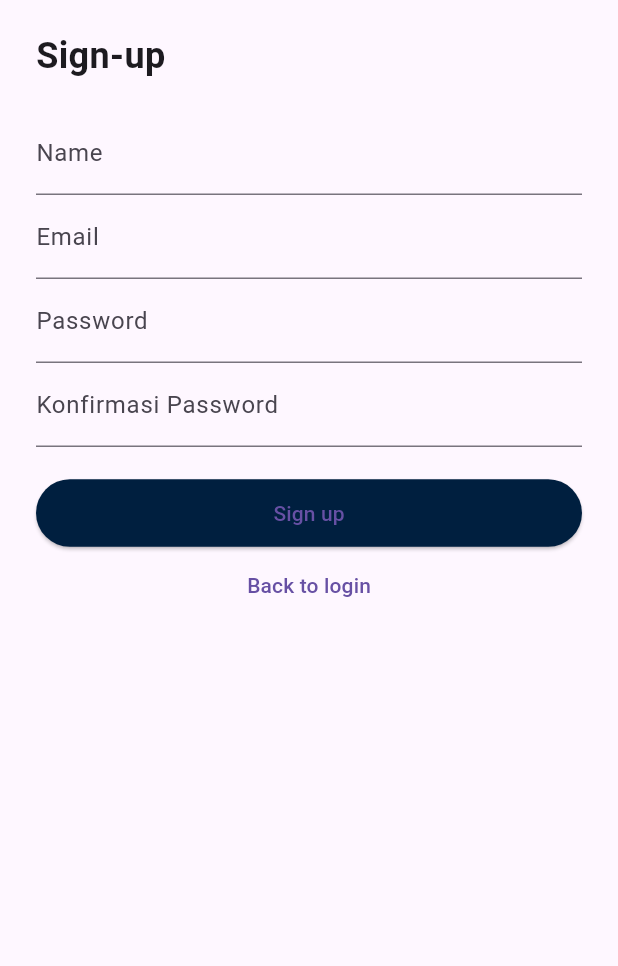
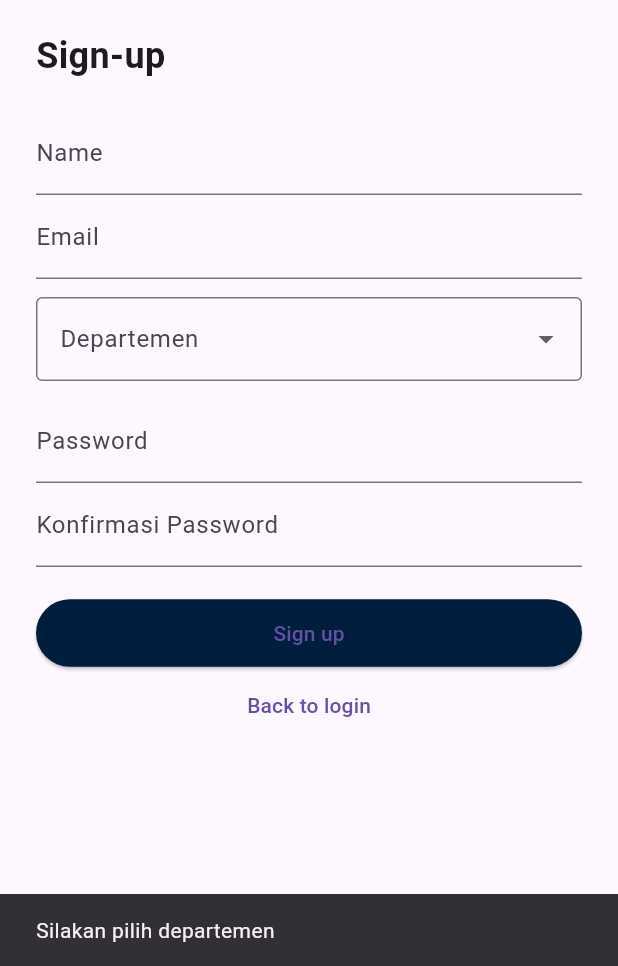
Before and after one commit to PutriMaya22/StaffLink-smartphone, a Flutter app: the SignUpPage screen opened directly, after a tap on "Sign up", on a phone screen of 412 x 824 dp, the part 270-1236 px from its top. Run offline on Flutter 3.47's test engine with Material 3 defaults, Android fonts, the phone set to English and light mode, and no system bars; our stand-ins replace file_picker, fl_chart, get, image_picker, shared_preferences; missing offline and left inert: sp_util; accounts and stored records are empty.

Commit message:
update_020625_1624

```diff
--- a/lib/screens/HousekeepingReportForm.dart
+++ b/lib/screens/HousekeepingReportForm.dart
@@ -93,7 +93,7 @@ class _HousekeepingReportFormState extends State<HousekeepingReportForm> {
     if (!_formKey.currentState!.validate()) return;
     _formKey.currentState!.save();
 
-    final url = Uri.parse('http://localhost:8000/api/report');
+    final url = Uri.parse('http://127.0.0.1:8000/api/report');
     var request = http.MultipartRequest('POST', url);
 
     request.fields['email'] = _emailController.text;
@@ -150,6 +150,7 @@ class _HousekeepingReportFormState extends State<HousekeepingReportForm> {
   _resetForm();
 } else {
   String respStr = await response.stream.bytesToString();
+  print('Error Response: $respStr'); // ← tambahkan ini untuk bantu debug
   _showMessage('Gagal: $respStr');
 }
   } catch (e) {
--- a/lib/screens/login.dart
+++ b/lib/screens/login.dart
@@ -48,15 +48,18 @@ bool _obscurePassword = true;
       final token = data['token'];
       final userId = data['user']['id']?.toString() ?? '';
       final username = data['user']['name'] ?? '';
+      final departemen = data['user']['departemen'] ?? '';
 
       await SpUtil.putString('user_id', userId);
       await SpUtil.putString('username', username);
+      await SpUtil.putString('departemen', departemen);
 
       if (token != null) {
         // Simpan token ke SpUtil supaya bisa diakses dari layar lain
         await SpUtil.putString('token', token);
         await SpUtil.putString('username',username);
         await SpUtil.putString('email', email);
+        await SpUtil.putString('departemen', departemen);
 
         Navigator.pushReplacement(
           context,
--- a/lib/screens/register.dart
+++ b/lib/screens/register.dart
@@ -15,17 +15,38 @@ class _SignUpPageState extends State<SignUpPage> {
   final TextEditingController _passwordController = TextEditingController();
   final TextEditingController _confirmPasswordController = TextEditingController();
 
+  final List<String> _departemenList = [
+    'Sales & Marketing',
+    'Operations',
+    'Technology',
+    'Analytics',
+    'R&D',
+    'Procurement',
+    'Finance',
+    'HR',
+    'Legal',
+  ];
+
+  String? _selectedDepartemen;
+
   Future<void> _signUp() async {
-    // Validasi sederhana
     if (_passwordController.text != _confirmPasswordController.text) {
       ScaffoldMessenger.of(context).showSnackBar(
-        SnackBar(content: Text('Password dan Konfirmasi tidak cocok')),
+        const SnackBar(content: Text('Password dan Konfirmasi tidak cocok')),
       );
       return;
     }
 
+    if (_selectedDepartemen == null || _selectedDepartemen!.isEmpty) {
+      ScaffoldMessenger.of(context).showSnackBar(
+        const SnackBar(content: Text('Silakan pilih departemen')),
+      );
+      return;
+    }
+
+    try {
       final response = await http.post(
-      Uri.parse('http://127.0.0.1:8000/api/register'), // Ganti URL jika pakai server live
+        Uri.parse('http://127.0.0.1:8000/api/register'),
         headers: {
           'Content-Type': 'application/json',
           'Accept': 'application/json',
@@ -33,19 +54,26 @@ class _SignUpPageState extends State<SignUpPage> {
         body: jsonEncode({
           'name': _nameController.text,
           'email': _emailController.text,
+          'departemen': _selectedDepartemen,
           'password': _passwordController.text,
         }),
       );
 
       final data = jsonDecode(response.body);
+
       if (response.statusCode == 200) {
         ScaffoldMessenger.of(context).showSnackBar(
-        SnackBar(content: Text("Registrasi berhasil")),
+          const SnackBar(content: Text("Registrasi berhasil")),
         );
-      Navigator.pop(context); // Kembali ke login
+        Navigator.pop(context);
       } else {
         ScaffoldMessenger.of(context).showSnackBar(
           SnackBar(content: Text(data['message'] ?? 'Gagal daftar')),
+        );
+      }
+    } catch (e) {
+      ScaffoldMessenger.of(context).showSnackBar(
+        SnackBar(content: Text("Terjadi kesalahan: $e")),
       );
     }
   }
@@ -55,46 +83,66 @@ class _SignUpPageState extends State<SignUpPage> {
     return Scaffold(
       body: SafeArea(
         child: Padding(
-          padding: EdgeInsets.symmetric(horizontal: 24.0),
+          padding: const EdgeInsets.symmetric(horizontal: 24.0),
           child: ListView(
             children: [
               Image.asset('assets/logo.png', height: 180),
-              SizedBox(height: 20),
-              Text(
+              const SizedBox(height: 20),
+              const Text(
                 "Sign-up",
                 style: TextStyle(fontSize: 24, fontWeight: FontWeight.bold),
               ),
-              SizedBox(height: 20),
+              const SizedBox(height: 20),
               TextField(
                 controller: _nameController,
-                decoration: InputDecoration(labelText: "Name"),
+                decoration: const InputDecoration(labelText: "Name"),
               ),
               TextField(
                 controller: _emailController,
-                decoration: InputDecoration(labelText: "Email"),
+                decoration: const InputDecoration(labelText: "Email"),
               ),
+              const SizedBox(height: 12),
+              DropdownButtonFormField<String>(
+                value: _selectedDepartemen,
+                decoration: const InputDecoration(
+                  labelText: "Departemen",
+                  border: OutlineInputBorder(),
+                ),
+                items: _departemenList.map((String value) {
+                  return DropdownMenuItem<String>(
+                    value: value,
+                    child: Text(value),
+                  );
+                }).toList(),
+                onChanged: (value) {
+                  setState(() {
+                    _selectedDepartemen = value!;
+                  });
+                },
+              ),
+              const SizedBox(height: 12),
               TextField(
                 controller: _passwordController,
                 obscureText: true,
-                decoration: InputDecoration(labelText: "Password"),
+                decoration: const InputDecoration(labelText: "Password"),
               ),
               TextField(
                 controller: _confirmPasswordController,
                 obscureText: true,
-                decoration: InputDecoration(labelText: "Konfirmasi Password"),
+                decoration: const InputDecoration(labelText: "Konfirmasi Password"),
               ),
-              SizedBox(height: 20),
+              const SizedBox(height: 20),
               ElevatedButton(
                 onPressed: _signUp,
                 style: ElevatedButton.styleFrom(
-                  backgroundColor: Color(0xFF001F3F),
-                  minimumSize: Size(double.infinity, 45),
+                  backgroundColor: const Color(0xFF001F3F),
+                  minimumSize: const Size(double.infinity, 45),
                 ),
-                child: Text("Sign up"),
+                child: const Text("Sign up"),
               ),
               TextButton(
                 onPressed: () => Navigator.pop(context),
-                child: Text("Back to login"),
+                child: const Text("Back to login"),
               ),
             ],
           ),
```
Also changed, not shown: lib/screens/home.dart (+50 -29 lines), lib/screens/prediction.dart (+3 -5 lines), lib/screens/profile.dart (+2 -13 lines). Lines whose indentation alone changed are shown as unchanged.
